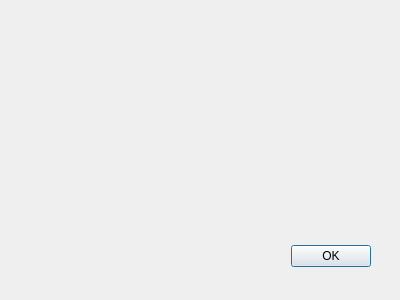
Before: the Qt Designer form src/gui/ui/dlg_signature_detail.ui in psakar/datovka, drawn with Qt 5.
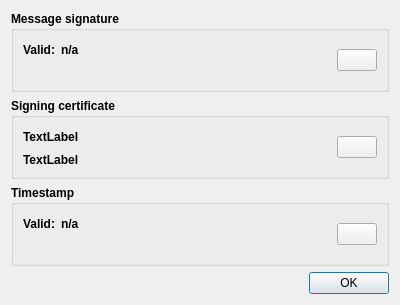
After: the same form once the commit is applied. Icons and pictures are not drawn.

Commit message: First signature dialog gui

Patch:
```diff
--- a/src/gui/ui/dlg_signature_detail.ui
+++ b/src/gui/ui/dlg_signature_detail.ui
@@ -13,22 +13,230 @@
   <property name="windowTitle">
    <string>Dialog</string>
   </property>
-  <widget class="QDialogButtonBox" name="buttonBox">
-   <property name="geometry">
-    <rect>
-     <x>30</x>
-     <y>240</y>
-     <width>341</width>
-     <height>32</height>
-    </rect>
-   </property>
-   <property name="orientation">
-    <enum>Qt::Horizontal</enum>
-   </property>
-   <property name="standardButtons">
-    <set>QDialogButtonBox::Ok</set>
-   </property>
-  </widget>
+  <layout class="QVBoxLayout" name="verticalLayout_2">
+   <item>
+    <widget class="QGroupBox" name="messageSingature">
+     <property name="font">
+      <font>
+       <weight>75</weight>
+       <bold>true</bold>
+      </font>
+     </property>
+     <property name="title">
+      <string>Message signature</string>
+     </property>
+     <layout class="QVBoxLayout" name="verticalLayout_7">
+      <item>
+       <layout class="QHBoxLayout" name="horizontalLayout_2">
+        <item>
+         <layout class="QVBoxLayout" name="verticalLayout">
+          <item>
+           <layout class="QHBoxLayout" name="horizontalLayout">
+            <item>
+             <widget class="QLabel" name="mSignatureLabel">
+              <property name="text">
+               <string>Valid:</string>
+              </property>
+             </widget>
+            </item>
+            <item>
+             <widget class="QLabel" name="mSignatureStatus">
+              <property name="text">
+               <string>n/a</string>
+              </property>
+             </widget>
+            </item>
+            <item>
+             <spacer name="mHorizontalSpacer">
+              <property name="orientation">
+               <enum>Qt::Horizontal</enum>
+              </property>
+              <property name="sizeHint" stdset="0">
+               <size>
+                <width>40</width>
+                <height>20</height>
+               </size>
+              </property>
+             </spacer>
+            </item>
+           </layout>
+          </item>
+          <item>
+           <widget class="QLabel" name="mSignatureDetail">
+            <property name="text">
+             <string/>
+            </property>
+           </widget>
+          </item>
+         </layout>
+        </item>
+        <item>
+         <widget class="QPushButton" name="mSignatureImage">
+          <property name="enabled">
+           <bool>true</bool>
+          </property>
+          <property name="text">
+           <string/>
+          </property>
+          <property name="icon">
+           <iconset resource="../../../res/resources.qrc">
+            <normaloff>:/icons/3party/warning_16.png</normaloff>:/icons/3party/warning_16.png</iconset>
+          </property>
+         </widget>
+        </item>
+       </layout>
+      </item>
+     </layout>
+    </widget>
+   </item>
+   <item>
+    <widget class="QGroupBox" name="signingCertificate">
+     <property name="font">
+      <font>
+       <weight>75</weight>
+       <bold>true</bold>
+      </font>
+     </property>
+     <property name="title">
+      <string>Signing certificate</string>
+     </property>
+     <layout class="QVBoxLayout" name="verticalLayout_6">
+      <item>
+       <layout class="QHBoxLayout" name="horizontalLayout_5">
+        <item>
+         <layout class="QVBoxLayout" name="verticalLayout_5">
+          <item>
+           <layout class="QHBoxLayout" name="horizontalLayout_4">
+            <item>
+             <widget class="QLabel" name="cLabel">
+              <property name="text">
+               <string>TextLabel</string>
+              </property>
+             </widget>
+            </item>
+            <item>
+             <spacer name="cHorizontalSpacer">
+              <property name="orientation">
+               <enum>Qt::Horizontal</enum>
+              </property>
+              <property name="sizeHint" stdset="0">
+               <size>
+                <width>40</width>
+                <height>20</height>
+               </size>
+              </property>
+             </spacer>
+            </item>
+           </layout>
+          </item>
+          <item>
+           <widget class="QLabel" name="cDetail">
+            <property name="text">
+             <string>TextLabel</string>
+            </property>
+           </widget>
+          </item>
+         </layout>
+        </item>
+        <item>
+         <widget class="QPushButton" name="cImage">
+          <property name="text">
+           <string/>
+          </property>
+          <property name="icon">
+           <iconset resource="../../../res/resources.qrc">
+            <normaloff>:/icons/3party/warning_16.png</normaloff>:/icons/3party/warning_16.png</iconset>
+          </property>
+         </widget>
+        </item>
+       </layout>
+      </item>
+     </layout>
+    </widget>
+   </item>
+   <item>
+    <widget class="QGroupBox" name="timeStamp">
+     <property name="font">
+      <font>
+       <weight>75</weight>
+       <bold>true</bold>
+      </font>
+     </property>
+     <property name="title">
+      <string>Timestamp</string>
+     </property>
+     <layout class="QVBoxLayout" name="verticalLayout_4">
+      <item>
+       <layout class="QHBoxLayout" name="horizontalLayout_6">
+        <item>
+         <layout class="QVBoxLayout" name="verticalLayout_3">
+          <item>
+           <layout class="QHBoxLayout" name="horizontalLayout_3">
+            <item>
+             <widget class="QLabel" name="tLabel">
+              <property name="text">
+               <string>Valid:</string>
+              </property>
+             </widget>
+            </item>
+            <item>
+             <widget class="QLabel" name="tStatus">
+              <property name="text">
+               <string>n/a</string>
+              </property>
+             </widget>
+            </item>
+            <item>
+             <spacer name="tHorizontalSpacer">
+              <property name="orientation">
+               <enum>Qt::Horizontal</enum>
+              </property>
+              <property name="sizeHint" stdset="0">
+               <size>
+                <width>40</width>
+                <height>20</height>
+               </size>
+              </property>
+             </spacer>
+            </item>
+           </layout>
+          </item>
+          <item>
+           <widget class="QLabel" name="tDetail">
+            <property name="text">
+             <string/>
+            </property>
+           </widget>
+          </item>
+         </layout>
+        </item>
+        <item>
+         <widget class="QPushButton" name="tImage">
+          <property name="text">
+           <string/>
+          </property>
+          <property name="icon">
+           <iconset resource="../../../res/resources.qrc">
+            <normaloff>:/icons/3party/warning_16.png</normaloff>:/icons/3party/warning_16.png</iconset>
+          </property>
+         </widget>
+        </item>
+       </layout>
+      </item>
+     </layout>
+    </widget>
+   </item>
+   <item>
+    <widget class="QDialogButtonBox" name="buttonBox">
+     <property name="orientation">
+      <enum>Qt::Horizontal</enum>
+     </property>
+     <property name="standardButtons">
+      <set>QDialogButtonBox::Ok</set>
+     </property>
+    </widget>
+   </item>
+  </layout>
  </widget>
  <resources/>
  <connections>
```
Left out of the diff: 4 changed lines with no effect on the pictures.
